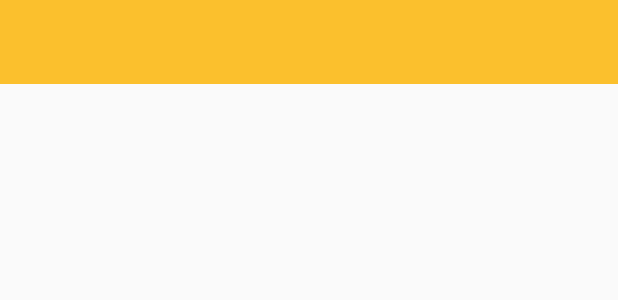
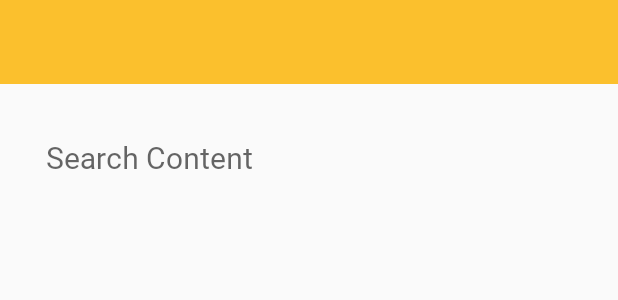
Before and after one commit to Array-ray/Xville, an Android app: the layout activity_search.xml on its own in the app's theme, with its tools: preview values and no code run, on a phone screen of 412 x 824 dp. Shown: the top 300 px of the screen. Run offline under Robolectric (Android 15) with nearby library versions, the phone set to English and light mode, and no system bars; Roboto replaces fonts that are not available here.

Commit message:
search activity

```diff
--- a/app/src/main/java/com/example/xville_v1/Adapter/SearchAdapter.java
+++ b/app/src/main/java/com/example/xville_v1/Adapter/SearchAdapter.java
@@ -41,6 +41,8 @@ public class SearchAdapter extends RecyclerView.Adapter<SearchAdapter.ItemViewHo
         holder.mTextViewPos_heldByClub.setText(event.getHeldbyClub());
         holder.mTextViewPos_location.setText(event.getLocation());
         Glide.with(mContext).load(event.getImg()).into(holder.mImageViewList_poster);
+
+
     }
 
     @Override
@@ -71,7 +73,6 @@ public class SearchAdapter extends RecyclerView.Adapter<SearchAdapter.ItemViewHo
             mTextViewPos_title = (TextView)itemView.findViewById(R.id.pos_title);
             mTextViewPos_heldByClub = (TextView)itemView.findViewById(R.id.pos_heldByClub);
             mTextViewPos_location = (TextView)itemView.findViewById(R.id.pos_location);
-
         }
 
     }
--- a/app/src/main/java/com/example/xville_v1/Model/Event.java
+++ b/app/src/main/java/com/example/xville_v1/Model/Event.java
@@ -8,8 +8,8 @@ public class Event{
     private String about; //the url where store the pdf
     private String type;
     private String img;
+    private String heldbyClub;
 
-    private String heldbyClub;
 //    private ArrayList<String> addbyUser;
 
     public Event() {
--- a/app/src/main/res/layout/activity_search.xml
+++ b/app/src/main/res/layout/activity_search.xml
@@ -4,10 +4,23 @@
     xmlns:tools="http://schemas.android.com/tools"
     android:layout_width="match_parent"
     android:layout_height="match_parent"
+    android:orientation="vertical"
     tools:context=".SearchActivity">
 
     <include layout="@layout/appbar_yellowtopbar"
         android:id="@+id/appbar_home"/>
+
+    <TextView
+
+        android:id="@+id/activity_search_content"
+        android:layout_width="match_parent"
+        android:layout_height="wrap_content"
+        android:padding="15dp"
+        android:layout_marginTop="20dp"
+        android:layout_marginRight="15dp"
+        android:layout_marginLeft="15dp"
+        android:textSize="20dp"
+        android:hint="Search Content" />
 
     <ScrollView
         android:id="@+id/layout_search_items"
@@ -17,7 +30,6 @@
         <android.support.v7.widget.RecyclerView
             android:id="@+id/search_event_recyclerviewer"
             android:layout_below="@id/layout_search_items"
-
             android:layout_width="match_parent"
             android:layout_height="wrap_content">
         </android.support.v7.widget.RecyclerView>
```
Also changed, not shown: app/src/main/java/com/example/xville_v1/EventDetailActivity.java (+5 -4 lines), app/src/main/java/com/example/xville_v1/SearchActivity.java (+5 -6 lines), app/src/main/java/com/example/xville_v1/fragment/HomeFragment.java (+23 -0 lines), app/src/main/res/layout/fragment_home.xml (+22 -1 lines).
